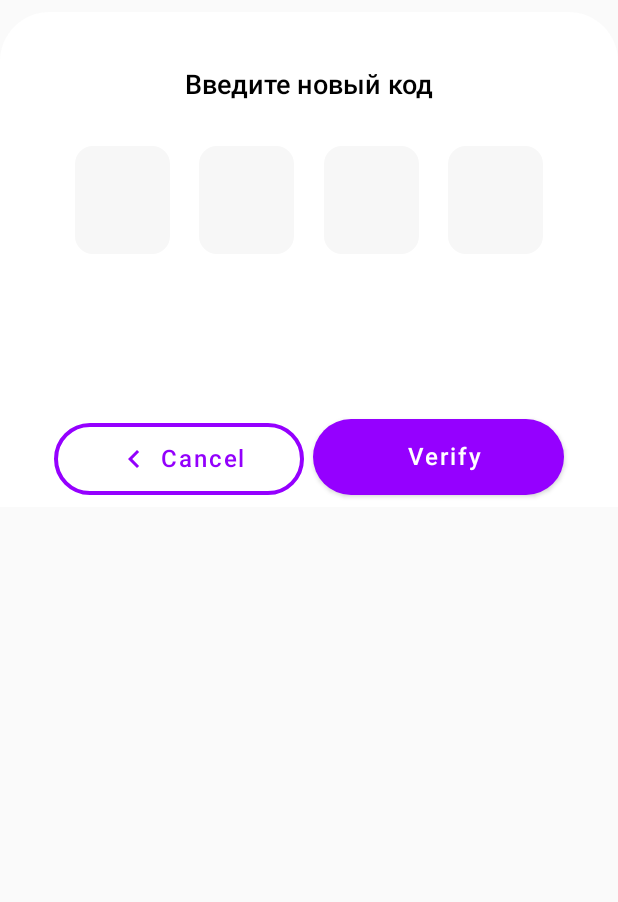
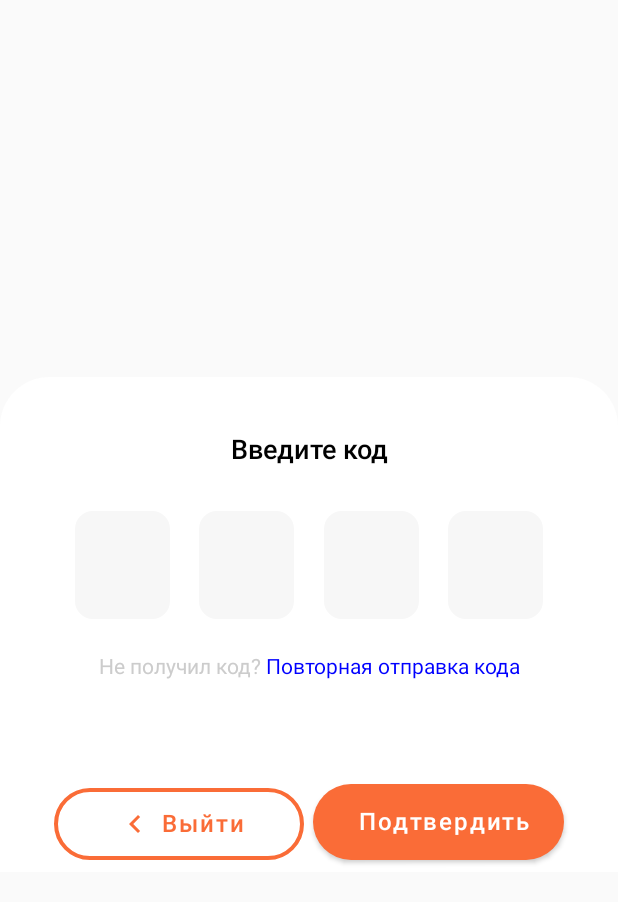
Before and after one commit to BirdUshenin/FabrikaTepla, an Android app built with Jetpack Compose: the screen it shows after launch (AuthorizationActivity), on a phone screen of 412 x 824 dp. Shown: the top 902 px of the screen. Run offline under Robolectric (Android 15) with nearby library versions, the phone set to English and light mode, and no system bars.

Commit message:
AuthorizationCode Release

```diff
--- a/app/build.gradle
+++ b/app/build.gradle
@@ -61,7 +61,7 @@ dependencies {
     debugImplementation "androidx.compose.ui:ui-tooling:$compose_version"
     debugImplementation "androidx.compose.ui:ui-test-manifest:$compose_version"
 
-//    implementation "androidx.navigation:navigation-compose:2.7.7"
+    // Navigation
     implementation "androidx.navigation:navigation-compose:2.4.0-alpha09"
 
     // Retrofit
--- a/app/src/main/AndroidManifest.xml
+++ b/app/src/main/AndroidManifest.xml
@@ -6,10 +6,6 @@
     <uses-permission android:name="android.permission.INTERNET" />
 
     <uses-permission android:name="android.permission.POST_NOTIFICATIONS" />
-
-    <uses-permission android:name="android.permission.POST_NOTIFICATIONS" />
-    <uses-permission android:name="android.permission.FOREGROUND_SERVICE" />
-    <uses-permission android:name="android.permission.FOREGROUND_SERVICE_MEDIA_PLAYBACK" />
 
     <application
         android:name="com.example.fabrikatepla.OtpApp"
--- a/app/src/main/java/com/example/fabrikatepla/MainActivity.kt
+++ b/app/src/main/java/com/example/fabrikatepla/AuthorizationActivity.kt
@@ -10,7 +10,7 @@ import androidx.activity.ComponentActivity
 import androidx.activity.compose.rememberLauncherForActivityResult
 import androidx.activity.compose.setContent
 import androidx.activity.result.contract.ActivityResultContracts
-import androidx.annotation.RequiresApi
+import androidx.activity.viewModels
 import androidx.compose.foundation.Image
 import androidx.compose.foundation.clickable
 import androidx.compose.foundation.layout.*
@@ -36,59 +36,16 @@ import androidx.compose.ui.unit.sp
 import androidx.compose.ui.window.Dialog
 import androidx.core.content.ContextCompat
 import androidx.core.view.WindowCompat
+import androidx.lifecycle.ViewModel
+import androidx.lifecycle.viewmodel.compose.viewModel
+import com.example.fabrikatepla.domain.PermissionSMS
 import com.example.fabrikatepla.presentation.ui.MainActivity
+import com.example.fabrikatepla.presentation.ui.home.MainViewModel
 import com.example.fabrikatepla.ui.theme.otpCode
 
-//class MainActivity : ComponentActivity() {
-//
-//    private val permissionLauncher = registerForActivityResult(
-//        ActivityResultContracts.RequestPermission()
-//    ) { isGranted ->
-//        hasNotificationPermission = isGranted
-//    }
-//
-//    @RequiresApi(Build.VERSION_CODES.TIRAMISU)
-//    override fun onCreate(savedInstanceState: Bundle?) {
-//        super.onCreate(savedInstanceState)
-//        WindowCompat.setDecorFitsSystemWindows(window,false)
-//        setContent {
-//
-//            val context = LocalContext.current
-//            var hasNotificationPermission by remember {
-//                mutableStateOf(
-//                    ContextCompat.checkSelfPermission(
-//                        context,
-//                        Manifest.permission.POST_NOTIFICATIONS
-//                    ) == PackageManager.PERMISSION_GRANTED
-//                )
-//            }
-//
-//            if (Build.VERSION.SDK_INT >= Build.VERSION_CODES.TIRAMISU){
-//                permissionLauncher.launch(Manifest.permission.POST_NOTIFICATIONS)
-//            }
-//
-//            window.statusBarColor = Color(0xFF350099).toArgb()
-//            val showSuccessDialog = remember { mutableStateOf(false) }
-//            val isVerificationSuccess = remember{ mutableStateOf(false) }
-//
-//            Box(modifier = Modifier.fillMaxSize()) {
-//
-//                OtpTextFieldScreen( window, onVerifyClick = { codeTxt->
-//                    isVerificationSuccess.value = otpCode.code == codeTxt
-//                    showSuccessDialog.value = true
-//                })
-//
-//                if(showSuccessDialog.value){
-////                    if (hasNotificationPermission){
-//                        SuccessLoginDialog(isSuccess = isVerificationSuccess as State<Boolean>, showSuccessDialog)
-////                    }
-//                }
-//            }
-//        }
-//    }
-//}
+class AuthorizationActivity : ComponentActivity() {
 
-class AuthorizationActivity : ComponentActivity() {
+    private val codeViewModel by viewModels<CodeViewModel>()
 
     @SuppressLint("NewApi")
     override fun onCreate(savedInstanceState: Bundle?) {
@@ -96,48 +53,25 @@ class AuthorizationActivity : ComponentActivity() {
         WindowCompat.setDecorFitsSystemWindows(window, false)
         setContent {
 
-            val context = LocalContext.current
-            var hasNotificationPermission by remember {
-                mutableStateOf(
-                    ContextCompat.checkSelfPermission(
-                        context,
-                        Manifest.permission.POST_NOTIFICATIONS
-                    ) == PackageManager.PERMISSION_GRANTED
-                )
-            }
+            PermissionSMS()
 
-            val permissionLauncher = rememberLauncherForActivityResult(
-                contract = ActivityResultContracts.RequestPermission()
-            ) { isGranted ->
-                hasNotificationPermission = isGranted
-            }
-
-            if (Build.VERSION.SDK_INT >= Build.VERSION_CODES.TIRAMISU) {
-                LaunchedEffect(Unit) {
-                    permissionLauncher.launch(Manifest.permission.POST_NOTIFICATIONS)
-                }
-            }
-
-            window.statusBarColor = Color(0xFF350099).toArgb()
+            window.statusBarColor = Color(0xFFFA6C37).toArgb()
             val showSuccessDialog = remember { mutableStateOf(false) }
             val isVerificationSuccess = remember { mutableStateOf(false) }
 
             Box(modifier = Modifier.fillMaxSize()) {
 
-                EnteringCode (window, onVerifyClick = { codeTxt ->
+                EnteringCode(window,
+                    codeViewModel = codeViewModel,
+                    onVerifyClick = { codeTxt ->
                     isVerificationSuccess.value = otpCode.code == codeTxt
                     showSuccessDialog.value = true
                 })
 
-                if (showSuccessDialog.value) {
-                    SuccessLoginDialog(
-                        isSuccess = isVerificationSuccess as State<Boolean>,
-                        showSuccessDialog
-                    )
-                }
+                codeViewModel.stateCode.value = showSuccessDialog.value
             }
 
-            if (isVerificationSuccess.value){
+            if (isVerificationSuccess.value) {
                 val intent = Intent(this, MainActivity::class.java)
                 startActivity(intent)
             }
@@ -146,9 +80,10 @@ class AuthorizationActivity : ComponentActivity() {
 }
 
 @Composable
-fun SuccessLoginDialog(isSuccess: State<Boolean>, showDialog: MutableState<Boolean>) {
-
-
+fun SuccessLoginDialog(
+    isSuccess: State<Boolean>,
+    showDialog: MutableState<Boolean>
+) {
 
     Dialog(
         onDismissRequest = {
@@ -162,24 +97,21 @@ fun SuccessLoginDialog(isSuccess: State<Boolean>, showDialog: MutableState<Boole
             shape = RoundedCornerShape(12.dp)
         ) {
             Box(Modifier.fillMaxSize()) {
-
                 Column(
                     modifier = Modifier.fillMaxSize(),
                     horizontalAlignment = Alignment.CenterHorizontally,
                     verticalArrangement = Arrangement.Center
                 ) {
-
                     Image(
                         imageVector = Icons.Default.CheckCircle,
-                        contentDescription = if (isSuccess.value) "Verification Successfull :)" else "Wrog OTP :(",
+                        contentDescription = if (isSuccess.value) "Успешно" else "Код не подходит",
                         modifier = Modifier.width(120.dp),
                         colorFilter = ColorFilter.tint(if (isSuccess.value) Color.Green else Color.Red),
                         contentScale = ContentScale.Crop
                     )
-
                     Spacer(Modifier.height(10.dp))
                     Text(
-                        text = if (isSuccess.value) "Verification Successfull :)" else "Wrog OTP :(",
+                        text = if (isSuccess.value) "Успешно" else "Код не подходит",
                         fontSize = 18.sp,
                         fontFamily = SansSerif,
                         fontWeight = FontWeight.Bold
@@ -201,7 +133,7 @@ fun SuccessLoginDialog(isSuccess: State<Boolean>, showDialog: MutableState<Boole
                         )
                     ) {
                         Text(
-                            text = if (isSuccess.value) "DONE" else "RSEND CODE",
+                            text = if (isSuccess.value) "Перейти" else "Повторный код",
                             color = Color.White,
                             fontSize = 16.sp,
                             fontWeight = FontWeight.Bold,
@@ -215,7 +147,6 @@ fun SuccessLoginDialog(isSuccess: State<Boolean>, showDialog: MutableState<Boole
                         .fillMaxSize()
                         .padding(12.dp), contentAlignment = Alignment.TopEnd
                 ) {
-
                     Icon(
                         imageVector = Icons.Default.Close,
                         contentDescription = "Close",
--- /dev/null
+++ b/app/src/main/java/com/example/fabrikatepla/CodeViewModel.kt
@@ -0,0 +1,9 @@
+package com.example.fabrikatepla
+
+import androidx.compose.runtime.MutableState
+import androidx.compose.runtime.mutableStateOf
+import androidx.lifecycle.ViewModel
+
+class CodeViewModel: ViewModel() {
+    val stateCode: MutableState<Boolean> = mutableStateOf(false)
+}
--- a/app/src/main/java/com/example/fabrikatepla/EnteringCode.kt
+++ b/app/src/main/java/com/example/fabrikatepla/EnteringCode.kt
@@ -1,6 +1,8 @@
 package com.example.fabrikatepla
 
+import android.annotation.SuppressLint
 import android.view.Window
+import androidx.activity.viewModels
 import androidx.compose.foundation.background
 import androidx.compose.foundation.border
 import androidx.compose.foundation.clickable
@@ -33,18 +35,24 @@ import androidx.compose.ui.text.style.TextAlign
 import androidx.compose.ui.unit.dp
 import androidx.compose.ui.unit.sp
 import androidx.core.view.WindowCompat
+import com.example.fabrikatepla.ui.theme.otpCode
 
 @Composable
-fun EnteringCode(window: Window, onVerifyClick:(String)->Unit) {
+fun EnteringCode(
+    window: Window,
+    codeViewModel: CodeViewModel,
+    onVerifyClick: (String) -> Unit,
+) {
 
     val codeTxtFieldTxt = remember { mutableStateOf("") }
     val textFieldRequester = remember { FocusRequester() }
-    WindowCompat.setDecorFitsSystemWindows(window,false)
+    WindowCompat.setDecorFitsSystemWindows(window, false)
 
     Column(
         modifier = Modifier
             .fillMaxSize()
-            .imePadding()
+            .imePadding(),
+        verticalArrangement = Arrangement.Center
     ) {
         Spacer(Modifier.height(8.dp))
         Column(
@@ -61,9 +69,9 @@ fun EnteringCode(window: Window, onVerifyClick:(String)->Unit) {
 
             Text(
                 modifier = Modifier.fillMaxWidth(),
-                text = "Введите новый код",
+                text = if (codeViewModel.stateCode.value) "Неверный код" else "Введите код",
                 fontFamily = FontFamily.SansSerif,
-                color = Color.Black,
+                color = if (codeViewModel.stateCode.value) Color.Red else Color.Black,
                 fontSize = 18.sp,
                 fontWeight = FontWeight.Medium,
                 textAlign = TextAlign.Center
@@ -79,8 +87,8 @@ fun EnteringCode(window: Window, onVerifyClick:(String)->Unit) {
                 }
             }
 
-//            Spacer(Modifier.height(12.dp))
-
+            Spacer(Modifier.height(12.dp))
+            BottomText()
 
             TextField(
                 value = codeTxtFieldTxt.value,
@@ -108,34 +116,49 @@ fun EnteringCode(window: Window, onVerifyClick:(String)->Unit) {
             )
             BottomActionButtons { onVerifyClick(codeTxtFieldTxt.value) }
         }
-
     }
 }
 
+@SuppressLint("UnrememberedMutableInteractionSource")
 @Composable
 private fun BottomText() {
-    buildAnnotatedString {
+    val bottomText = buildAnnotatedString {
         append("Не получил код? ")
         this.addStyle(
             SpanStyle(color = Color.LightGray, fontFamily = FontFamily.SansSerif),
             0,
-            17
+            15
         )
         append("Повторная отправка кода")
         this.addStyle(
             SpanStyle(color = Color.Blue, fontFamily = FontFamily.SansSerif),
-            18,
-            28
+            15,
+            39
         )
     }
+
+    val context = LocalContext.current
+    Text(
+        modifier = Modifier
+            .fillMaxWidth()
+            .clickable(
+                interactionSource = MutableInteractionSource(),
+                indication = null
+            ) {
+                otpCode.generateNewCode()
+                OtpCodesNoti(context).showNotification(otpCode.code!!.toInt())
+            },
+        text = bottomText,
+        textAlign = TextAlign.Center,
+    )
 }
 
+@SuppressLint("UnrememberedMutableInteractionSource")
 @Composable
 fun NumberBox(
     codeText: MutableState<String>,
     onOtpFieldClick: () -> Unit,
 ) {
-
     Row(
         horizontalArrangement = Arrangement.SpaceEvenly,
         modifier = Modifier
@@ -166,7 +189,9 @@ fun NumberBox(
 }
 
 @Composable
-private fun TextFieldBox(text: String) {
+private fun TextFieldBox(
+    text: String
+) {
 
     Box(
         modifier = Modifier
@@ -185,10 +210,10 @@ private fun TextFieldBox(text: String) {
     }
 }
 
-
 @Composable
-private fun ColumnScope.BottomActionButtons(onVerifyClick: () -> Unit){
-
+private fun ColumnScope.BottomActionButtons(
+    onVerifyClick: () -> Unit
+) {
     Row(
         modifier = Modifier
             .fillMaxWidth()
@@ -203,13 +228,13 @@ private fun ColumnScope.BottomActionButtons(onVerifyClick: () -> Unit){
             onClick = { },
             colors = ButtonDefaults.buttonColors(
                 backgroundColor = Color.Transparent,
-                contentColor = Color(0xFF9300FC),
+                contentColor = Color(0xFFFA6C37),
                 disabledBackgroundColor = Color(0x009300FC)
             ),
             enabled = true,
             modifier = Modifier
                 .weight(1f)
-                .border(2.5.dp, Color(0xFF9500FF), shape = RoundedCornerShape(100.dp)),
+                .border(2.5.dp, Color(0xFFFA6C37), shape = RoundedCornerShape(100.dp)),
             shape = RoundedCornerShape(100.dp),
             elevation = ButtonDefaults.elevation(
                 defaultElevation = 0.dp,
@@ -219,11 +244,11 @@ private fun ColumnScope.BottomActionButtons(onVerifyClick: () -> Unit){
             Icon(
                 modifier = Modifier.padding(start = 8.dp),
                 imageVector = Icons.Default.KeyboardArrowLeft,
-                contentDescription = "Cancel ?"
+                contentDescription = "Выйти ?"
             )
             Spacer(Modifier.width(6.dp))
             androidx.compose.material.Text(
-                "Cancel",
+                "Выйти",
                 fontSize = 16.sp,
                 modifier = Modifier.padding(end = 6.dp, top = 6.dp, bottom = 6.dp)
             )
@@ -237,9 +262,9 @@ private fun ColumnScope.BottomActionButtons(onVerifyClick: () -> Unit){
                 onVerifyClick()
             },
             colors = ButtonDefaults.buttonColors(
-                backgroundColor = Color(0xFF9500FF),
+                backgroundColor = Color(0xFFFA6C37),
                 contentColor = Color.White,
-                disabledBackgroundColor = Color(0x7A9300FC)
+                disabledBackgroundColor = Color(0xFFFA6C37)
             ),
             enabled = true,
             shape = RoundedCornerShape(100.dp),
@@ -248,15 +273,10 @@ private fun ColumnScope.BottomActionButtons(onVerifyClick: () -> Unit){
             ) {
 
             androidx.compose.material.Text(
-                "Verify",
+                "Подтвердить",
                 fontSize = 16.sp,
                 modifier = Modifier.padding(start = 8.dp, top = 8.dp, bottom = 8.dp)
             )
-
         }
-
-
     }
-
-
 }
--- /dev/null
+++ b/app/src/main/java/com/example/fabrikatepla/domain/PermissionSMS.kt
@@ -0,0 +1,42 @@
+package com.example.fabrikatepla.domain
+
+import android.Manifest
+import android.content.pm.PackageManager
+import android.os.Build
+import androidx.activity.compose.rememberLauncherForActivityResult
+import androidx.activity.result.contract.ActivityResultContracts
+import androidx.annotation.RequiresApi
+import androidx.compose.runtime.Composable
+import androidx.compose.runtime.LaunchedEffect
+import androidx.compose.runtime.getValue
+import androidx.compose.runtime.mutableStateOf
+import androidx.compose.runtime.remember
+import androidx.compose.runtime.setValue
+import androidx.compose.ui.platform.LocalContext
+import androidx.core.content.ContextCompat
+
+@RequiresApi(Build.VERSION_CODES.TIRAMISU)
+@Composable
+fun PermissionSMS() {
+    val context = LocalContext.current
+    var hasNotificationPermission by remember {
+        mutableStateOf(
+            ContextCompat.checkSelfPermission(
+                context,
+                Manifest.permission.POST_NOTIFICATIONS
+            ) == PackageManager.PERMISSION_GRANTED
+        )
+    }
+
+    val permissionLauncher = rememberLauncherForActivityResult(
+        contract = ActivityResultContracts.RequestPermission()
+    ) { isGranted ->
+        hasNotificationPermission = isGranted
+    }
+
+    if (Build.VERSION.SDK_INT >= Build.VERSION_CODES.TIRAMISU) {
+        LaunchedEffect(Unit) {
+            permissionLauncher.launch(Manifest.permission.POST_NOTIFICATIONS)
+        }
+    }
+}
--- a/app/src/main/java/com/example/fabrikatepla/presentation/ui/AuthorizationActivity.kt
+++ /dev/null
@@ -1,21 +0,0 @@
-package com.example.fabrikatepla.presentation.ui
-
-import android.os.Bundle
-import androidx.activity.ComponentActivity
-import androidx.activity.compose.setContent
-import androidx.compose.runtime.mutableStateOf
-import androidx.compose.runtime.remember
-
-class AuthorizationActivity : ComponentActivity() {
-    override fun onCreate(savedInstanceState: Bundle?) {
-        super.onCreate(savedInstanceState)
-
-//        setContent {
-//            val showSuccessDialog = remember { mutableStateOf(false) }
-//            val isVerificationSuccess = remember { mutableStateOf(false) }
-//
-//            EnteringCode()
-//
-//        }
-    }
-}
```
Also changed, not shown: 1 other file.
